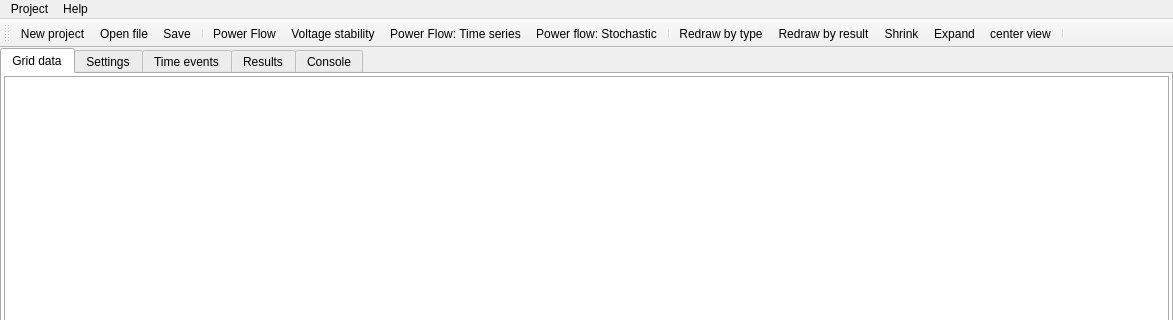
Old version of the form UnderDevelopment/GridCal/gui/main/gui.ui in the repository SanPen/GridCal; both pictures show x 0 to 1173 and y 0 to 320 of the 1173 by 723 pixel window.
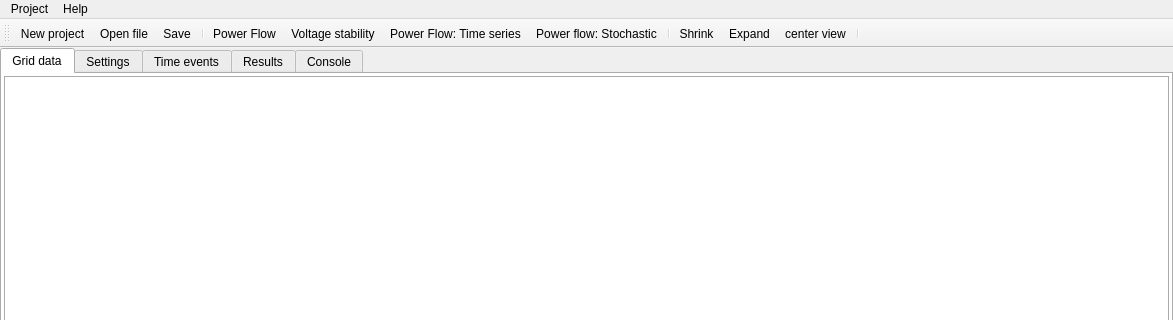
New version of the form. The open tabs and pages were chosen to show the change. Icons and pictures are not drawn. Custom widgets are drawn as their Qt base class.

Commit message: Removed useless buttons

What changed in the file:
```diff
--- a/UnderDevelopment/GridCal/gui/main/gui.ui
+++ b/UnderDevelopment/GridCal/gui/main/gui.ui
@@ -1534,8 +1534,6 @@
    <addaction name="actionPower_Flow_Time_series"/>
    <addaction name="actionPower_flow_Stochastic"/>
    <addaction name="separator"/>
-   <addaction name="actionRedrawByType"/>
-   <addaction name="actionRedrawByResult"/>
    <addaction name="actionSmaller_nodes"/>
    <addaction name="actionBigger_nodes"/>
    <addaction name="actionCenter_view"/>
@@ -1793,24 +1791,6 @@
     <string>Losses</string>
    </property>
   </action>
-  <action name="actionRedrawByType">
-   <property name="icon">
-    <iconset resource="icons.qrc">
-     <normaloff>:/file/plot_gridA2.svg</normaloff>:/file/plot_gridA2.svg</iconset>
-   </property>
-   <property name="text">
-    <string>Redraw by type</string>
-   </property>
-  </action>
-  <action name="actionRedrawByResult">
-   <property name="icon">
-    <iconset resource="icons.qrc">
-     <normaloff>:/file/plot_gridB2.svg</normaloff>:/file/plot_gridB2.svg</iconset>
-   </property>
-   <property name="text">
-    <string>Redraw by result</string>
-   </property>
-  </action>
   <action name="actionVoltage_stability">
    <property name="icon">
     <iconset resource="icons.qrc">
```
Left out of the diff: 136 changed lines with no effect on the pictures. The commit also changes 2 other files.
